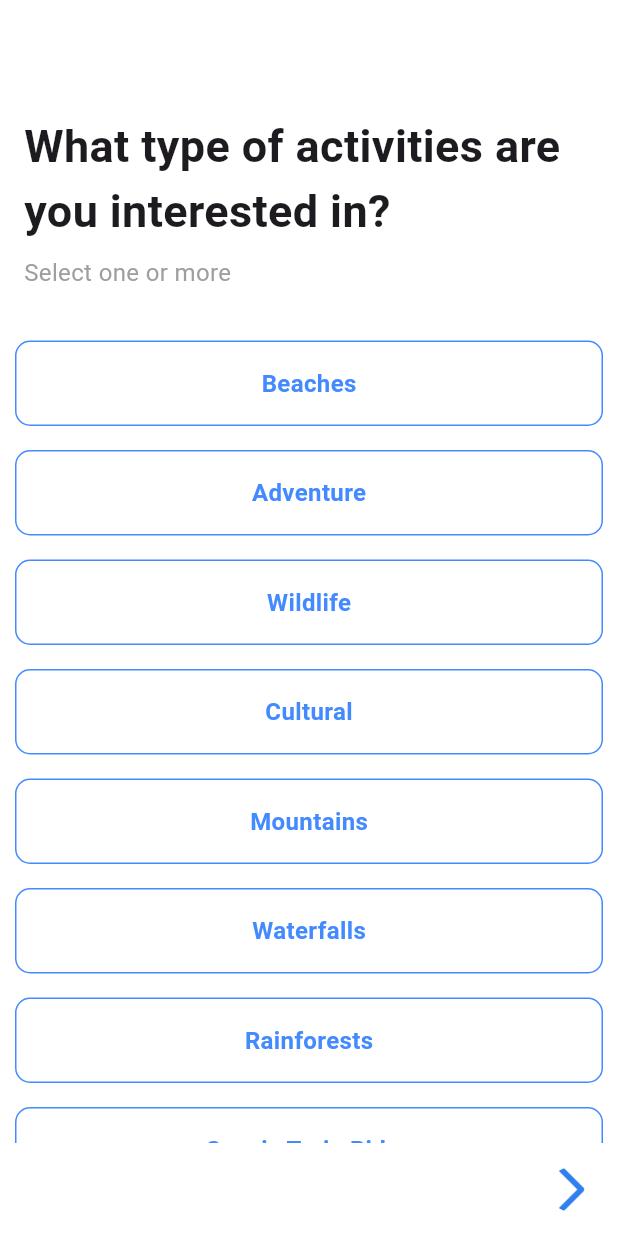
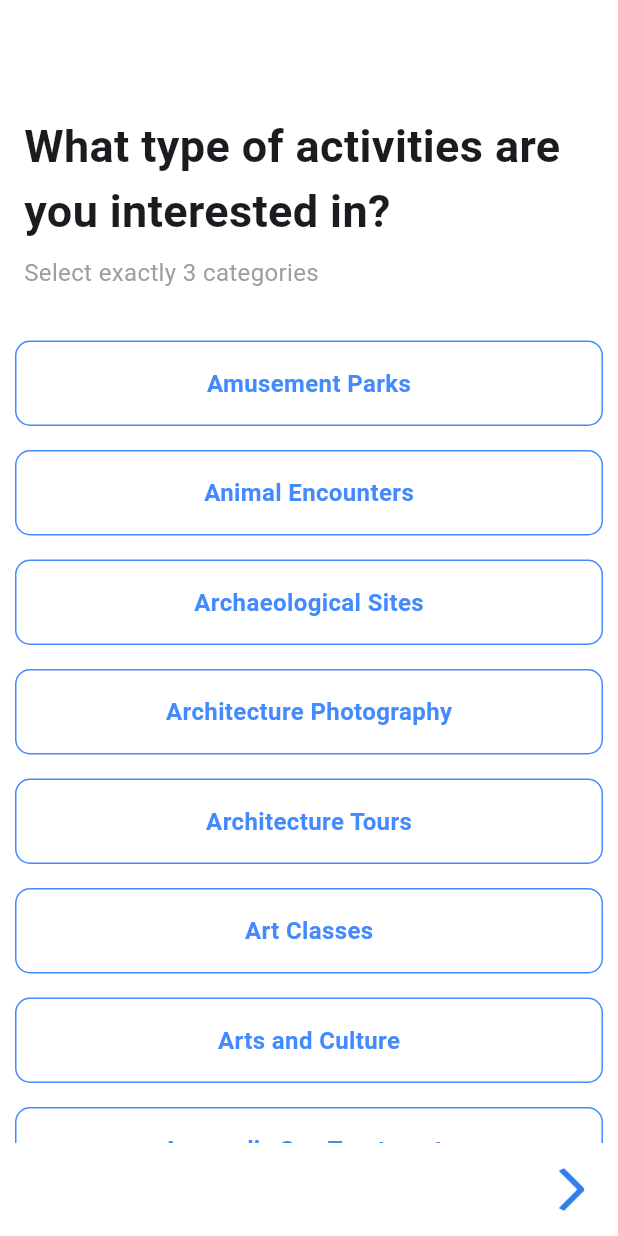
Before and after one commit to AkinduH/Sri-Lanka-Travel-Companion-App, a Flutter app: the CategoriesScreen screen opened by its route, on a phone screen of 412 x 824 dp. Run offline on Flutter 3.47's test engine with Material 3 defaults, Android fonts, the phone set to English and light mode, and no system bars; our stand-ins replace flutter_map, latlong2, table_calendar; network calls fail.

Commit message:
Major Update -improving the planner

```diff
--- a/lib/Screens/categories_screen.dart
+++ b/lib/Screens/categories_screen.dart
@@ -1,28 +1,112 @@
 import 'package:flutter/material.dart';
-import 'date_selection_screen.dart';
+import 'bucket_list_screen.dart';
+import 'widgets/ErrorPopup.dart';
 
 class CategoriesScreen extends StatefulWidget {
   const CategoriesScreen({super.key});
 
   @override
-  // ignore: library_private_types_in_public_api
   _CategoriesScreenState createState() => _CategoriesScreenState();
 }
 
 class _CategoriesScreenState extends State<CategoriesScreen> {
   List<String> categories = [
-    'Beaches',
-    'Adventure',
-    'Wildlife',
-    'Cultural',
-    'Mountains',
+    'Amusement Parks',
+    'Animal Encounters',
+    'Archaeological Sites',
+    'Architecture Photography',
+    'Architecture Tours',
+    'Art Classes',
+    'Arts and Culture',
+    'Ayurvedic Spa Treatments',
+    'Beach Visits',
+    'Beachfront Dining',
+    'Bird Watching',
+    'Boat Safaris',
+    'Botanical Gardens',
+    'Butterfly Watching',
+    'Camping',
+    'Caving',
+    'City Tours',
+    'Craft Workshops',
+    'Cultural Experiences',
+    'Cultural Festivals',
+    'Cycling',
+    'Elephant Rides',
+    'Fishing',
+    'Golfing',
+    'Hiking',
+    'Historic Sites',
+    'Historic Walks',
+    'Historical Monuments',
+    'History Tours',
+    'Horse Shows',
+    'Horseback Riding',
+    'Hot Air Ballooning',
+    'Hot Springs',
+    'Kayaking',
+    'Landscape Photography',
+    'Literary Tours',
+    'Local Crafts',
+    'Mountain Biking',
+    'Museum Visits',
+    'Outdoor Adventures',
+    'Paddleboarding',
+    'Photography',
+    'Planetarium Visits',
+    'Public Art Installations',
+    'River Cruises',
+    'Rock Climbing',
+    'Safaris',
+    'Sailing',
+    'Sailing Lessons',
+    'Scuba Diving',
+    'Sea Cruises',
+    'Sightseeing',
+    'Snorkeling',
+    'Spiritual Retreats',
+    'Surfing',
+    'Tea Tasting',
+    'Temple Pilgrimages',
+    'Theater',
+    'Themed Parks',
+    'Traditional Ceremonies',
+    'Turtle Watching',
+    'Village Homestays',
+    'Water Parks',
     'Waterfalls',
-    'Rainforests',
-    'Scenic Train Rides',
-    'Tea Plantations',
-    'Hiking Trails'
+    'Whale Watching',
+    'Wildlife Viewing',
+    'Yoga Retreats',
+    'Zip-lining'
   ];
   List<String> selectedCategories = [];
+
+  void _showErrorPopup() {
+    showDialog(
+      context: context,
+      builder: (BuildContext context) {
+        return const ErrorPopup(
+          message: 'Please select exactly 3 categories.',
+        );
+      },
+    );
+  }
+
+  void _navigateToBucketList() {
+    if (selectedCategories.length == 3) {
+      Navigator.push(
+        context,
+        MaterialPageRoute(
+          builder: (context) => BucketListScreen(
+            selectedCategories: selectedCategories,
+          ),
+        ),
+      );
+    } else {
+      _showErrorPopup();
+    }
+  }
 
   @override
   Widget build(BuildContext context) {
@@ -42,7 +126,7 @@ class _CategoriesScreenState extends State<CategoriesScreen> {
                 ),
                 SizedBox(height: 8),
                 Text(
-                  'Select one or more',
+                  'Select exactly 3 categories',
                   style: TextStyle(fontSize: 16, color: Colors.grey),
                 ),
               ],
@@ -61,7 +145,7 @@ class _CategoriesScreenState extends State<CategoriesScreen> {
                     setState(() {
                       if (isSelected) {
                         selectedCategories.remove(category);
-                      } else {
+                      } else if (selectedCategories.length < 3) {
                         selectedCategories.add(category);
                       }
                     });
@@ -72,8 +156,7 @@ class _CategoriesScreenState extends State<CategoriesScreen> {
                     decoration: BoxDecoration(
                       color: isSelected ? Colors.blueAccent : Colors.white,
                       border: Border.all(
-                        color:
-                            isSelected ? Colors.blueAccent : Colors.blueAccent,
+                        color: Colors.blueAccent,
                       ),
                       borderRadius: BorderRadius.circular(10),
                     ),
@@ -96,18 +179,7 @@ class _CategoriesScreenState extends State<CategoriesScreen> {
             child: Align(
               alignment: Alignment.bottomRight,
               child: GestureDetector(
-                onTap: selectedCategories.isNotEmpty
-                    ? () {
-                        Navigator.push(
-                          context,
-                          MaterialPageRoute(
-                            builder: (context) => DateSelectionScreen(
-                              selectedCategories: selectedCategories,
-                            ),
-                          ),
-                        );
-                      }
-                    : null,
+                onTap: _navigateToBucketList,
                 child: Container(
                   height: 30,
                   width: 30,
```
Also changed, not shown: lib/Screens/SummaryScreen.dart (+6 -32 lines), lib/Screens/bucket_list_screen.dart (added, +118 -0 lines), lib/Screens/date_selection_screen.dart (+10 -2 lines), lib/Screens/loading_screen.dart (added, +90 -0 lines), lib/Screens/recommendation_results_screen.dart (added, +70 -0 lines), lib/Screens/services/connections.dart (+5 -2 lines), lib/Screens/widgets/ErrorPopup.dart (added, +21 -0 lines), lib/main.dart (+24 -12 lines), lib/models/recommendation_model.dart (added, +43 -0 lines), 3 other files.
